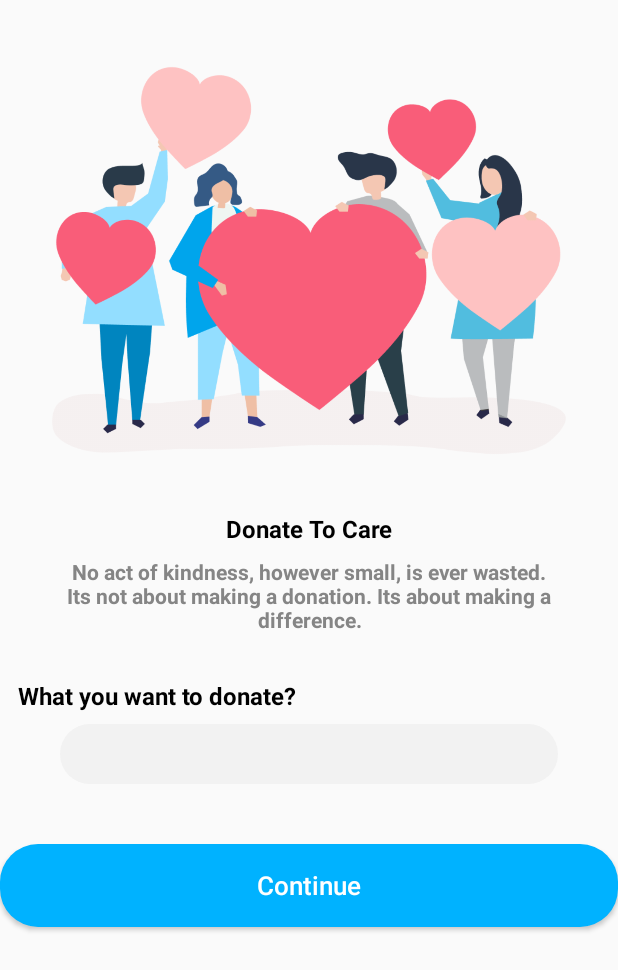
After one commit to GauravPandey123/SaarthiApp, an Android app: the layout fragment_donate.xml on its own in the app's theme, with its tools: preview values and no code run, on a phone screen of 412 x 824 dp. The commit adds this screen. Shown: the top 970 px of the screen. Run offline under Robolectric (Android 15) with nearby library versions, the light colour scheme and no system bars.

Commit message:
donate or feedback screen design completes...

```diff
--- a/app/src/main/res/layout/activity_home.xml
+++ b/app/src/main/res/layout/activity_home.xml
@@ -94,6 +94,7 @@
            android:fitsSystemWindows="true">
 
            <include
+               android:id="@+id/includedCustomNavView"
                layout="@layout/custom_drawer_layout"/>
        </com.google.android.material.navigation.NavigationView>
    </com.rupins.drawercardbehaviour.CardDrawerLayout>
--- /dev/null
+++ b/app/src/main/res/layout/fragment_donate.xml
@@ -0,0 +1,104 @@
+<?xml version="1.0" encoding="utf-8"?>
+<layout xmlns:android="http://schemas.android.com/apk/res/android"
+    xmlns:tools="http://schemas.android.com/tools"
+    xmlns:app="http://schemas.android.com/apk/res-auto">
+
+    <androidx.constraintlayout.widget.ConstraintLayout
+        android:layout_width="match_parent"
+        android:layout_height="match_parent"
+        tools:context=".ui.home.drawerFrag.Donate">
+
+        <ImageView
+            android:layout_width="0dp"
+            android:layout_height="0dp"
+            android:src="@drawable/donates"
+            android:layout_marginStart="20dp"
+            android:layout_marginEnd="20dp"
+            app:layout_constraintTop_toTopOf="parent"
+            app:layout_constraintLeft_toLeftOf="parent"
+            app:layout_constraintRight_toRightOf="parent"
+            app:layout_constraintBottom_toTopOf="@+id/gl40Donate"/>
+
+        <androidx.constraintlayout.widget.Guideline
+            android:id="@+id/gl40Donate"
+            android:layout_width="match_parent"
+            android:layout_height="wrap_content"
+            android:orientation="horizontal"
+            app:layout_constraintGuide_percent="0.40"/>
+
+        <TextView
+            android:id="@+id/tvDonateToCare"
+            android:text="@string/strDonateToCare"
+            android:layout_width="0dp"
+            android:layout_height="wrap_content"
+            android:gravity="center"
+            android:textStyle="bold"
+            android:textSize="16sp"
+            android:layout_marginTop="12dp"
+            android:textColor="@color/colorBlack"
+            app:layout_constraintTop_toBottomOf="@+id/gl40Donate"
+            app:layout_constraintLeft_toLeftOf="parent"
+            app:layout_constraintRight_toRightOf="parent"/>
+
+        <TextView
+            android:id="@+id/tvDonateToCareDesc"
+            android:text="No act of kindness, however small, is ever wasted. Its not about making a donation. Its about making a difference."
+            android:layout_width="0dp"
+            android:layout_height="wrap_content"
+            android:gravity="center"
+            android:textStyle="bold"
+            android:textSize="14sp"
+            android:textColor="#858585"
+            android:layout_marginStart="40dp"
+            android:layout_marginEnd="40dp"
+            android:layout_marginTop="8dp"
+            app:layout_constraintTop_toBottomOf="@+id/tvDonateToCare"
+            app:layout_constraintLeft_toLeftOf="parent"
+            app:layout_constraintRight_toRightOf="parent"/>
+
+        <TextView
+            android:id="@+id/tvWhatDonateText"
+            android:text="What you want to donate?"
+            android:layout_width="0dp"
+            android:layout_height="wrap_content"
+            android:gravity="start"
+            android:textStyle="bold"
+            android:textSize="16sp"
+            android:layout_marginTop="30dp"
+            android:layout_marginStart="12dp"
+            android:textColor="@color/colorBlack"
+            app:layout_constraintTop_toBottomOf="@+id/tvDonateToCareDesc"
+            app:layout_constraintLeft_toLeftOf="parent"
+            app:layout_constraintRight_toRightOf="parent"/>
+
+        <androidx.appcompat.widget.AppCompatSpinner
+            android:id="@+id/acsSelectCategory"
+            android:layout_width="0dp"
+            android:layout_height="wrap_content"
+            android:background="@drawable/edit_field_bg"
+            android:padding="20dp"
+            android:tooltipText="Select Category"
+            android:layout_marginStart="40dp"
+            android:layout_marginEnd="40dp"
+            android:layout_marginTop="8dp"
+            app:layout_constraintTop_toBottomOf="@+id/tvWhatDonateText"
+            app:layout_constraintLeft_toLeftOf="parent"
+            app:layout_constraintRight_toRightOf="parent"/>
+
+        <androidx.appcompat.widget.AppCompatButton
+            android:id="@+id/btnFingerVerifyFinish"
+            android:layout_width="0dp"
+            android:layout_height="55dp"
+            android:text="Continue"
+            android:textSize="17sp"
+            android:textAllCaps="false"
+            android:layout_marginTop="40dp"
+            android:background="@drawable/button_bg"
+            android:textColor="@color/colorWhite"
+            app:layout_constraintTop_toBottomOf="@+id/acsSelectCategory"
+            app:layout_constraintLeft_toLeftOf="parent"
+            app:layout_constraintRight_toRightOf="parent" />
+
+    </androidx.constraintlayout.widget.ConstraintLayout>
+
+</layout>
--- a/app/src/main/res/values/strings.xml
+++ b/app/src/main/res/values/strings.xml
@@ -74,4 +74,6 @@ If you have any concerns or queries, feel free to contact us at <contact details
     <string name="strShare">Share</string>
     <string name="strJoin">Join</string>
     <string name="strCoronaCommunityText">Lorem ipsum dolor sit amet, consectetur adipiscing elit. In consectetur sit feugiat turpis elit. Cras duis euismod at vitae risus penatibus amet a, ut...</string>
+    <string name="strDonateToCare">Donate To Care</string>
+    <string name="strYesAccept">Yes</string>
 </resources>
--- a/build.gradle
+++ b/build.gradle
@@ -16,6 +16,7 @@ buildscript {
         classpath 'com.android.tools.build:gradle:3.6.3'
         classpath "org.jetbrains.kotlin:kotlin-gradle-plugin:$kotlin_version"
         classpath "androidx.navigation:navigation-safe-args-gradle-plugin:2.3.0-alpha05"
+        classpath 'com.google.gms:google-services:4.3.3'
 
         // NOTE: Do not place your application dependencies here; they belong
         // in the individual module build.gradle files
@@ -26,7 +27,6 @@ allprojects {
     repositories {
         google()
         jcenter()
-        mavenCentral()
 
         maven { url 'https://jitpack.io' }
     }
```
Also changed, not shown: app/build.gradle (+17 -3 lines), app/src/main/AndroidManifest.xml (+6 -2 lines), app/src/main/java/com/saarthiapp/android/ui/activity/HomeActivity.kt (+63 -4 lines), app/src/main/java/com/saarthiapp/android/ui/auth/frag/FingerRecognition.kt (+34 -0 lines), app/src/main/java/com/saarthiapp/android/ui/home/drawerFrag/Donate.kt (added, +21 -0 lines), app/src/main/java/com/saarthiapp/android/ui/home/drawerFrag/RateOurApp.kt (added, +22 -0 lines), app/src/main/res/drawable-v24/button_no_bg.xml (added, +9 -0 lines), app/src/main/res/layout/custom_drawer_layout.xml (+20 -14 lines), app/src/main/res/layout/fragment_rate_our_app.xml (added, +349 -0 lines), app/src/main/res/navigation/home_nav_graph.xml (+14 -0 lines), app/src/main/res/drawable/donates.png (added), 1 other file.
